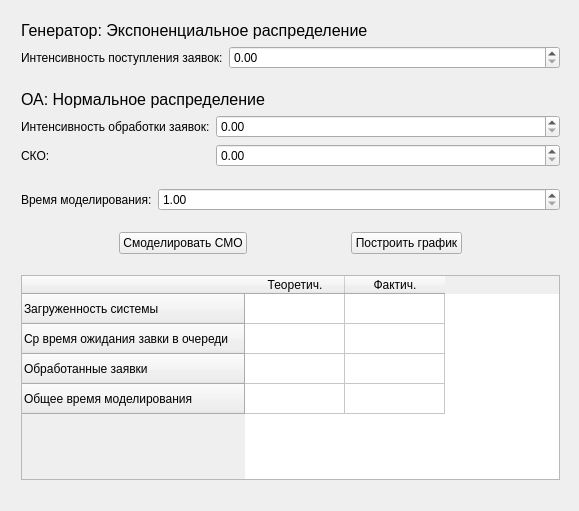
First picture: the form in lab_01/mainwindow.ui, repository platosha-git/Experiment-planning, before the edit.
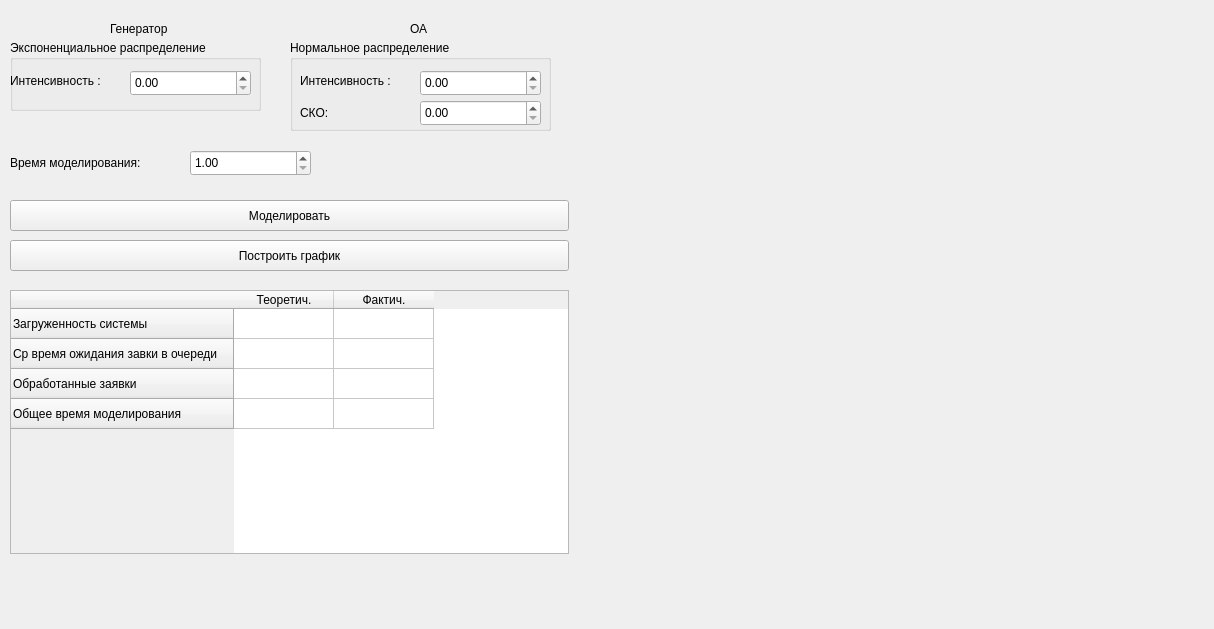
Second picture: the form after the edit.

Commit message: fixed interface with conditions

What changed in the file:
```diff
--- a/lab_01/mainwindow.ui
+++ b/lab_01/mainwindow.ui
@@ -6,161 +6,178 @@
    <rect>
     <x>0</x>
     <y>0</y>
-    <width>579</width>
-    <height>511</height>
+    <width>1214</width>
+    <height>629</height>
    </rect>
   </property>
   <property name="windowTitle">
    <string>MainWindow</string>
   </property>
   <widget class="QWidget" name="centralWidget">
-   <widget class="QWidget" name="verticalLayoutWidget_3">
+   <widget class="QGroupBox" name="groupBox">
     <property name="geometry">
      <rect>
       <x>10</x>
-      <y>10</y>
-      <width>561</width>
-      <height>481</height>
+      <y>40</y>
+      <width>251</width>
+      <height>71</height>
      </rect>
     </property>
-    <layout class="QVBoxLayout" name="verticalLayout_3">
-     <item>
-      <layout class="QVBoxLayout" name="verticalLayout">
-       <item>
-        <widget class="QLabel" name="label_6">
-         <property name="font">
-          <font>
-           <pointsize>12</pointsize>
-          </font>
-         </property>
-         <property name="text">
-          <string>Генератор: Экспоненциальное распределение</string>
-         </property>
-         <property name="wordWrap">
-          <bool>true</bool>
-         </property>
-        </widget>
-       </item>
-       <item>
-        <layout class="QFormLayout" name="formLayout">
-         <item row="0" column="0">
-          <widget class="QLabel" name="label_2">
-           <property name="text">
-            <string>Интенсивность поступления заявок:</string>
-           </property>
-           <property name="wordWrap">
-            <bool>false</bool>
-           </property>
-          </widget>
-         </item>
-         <item row="0" column="1">
+    <property name="title">
+     <string>Экспоненциальное распределение</string>
+    </property>
           <widget class="QDoubleSpinBox" name="spinbox_intensivity_gen">
+     <property name="geometry">
+      <rect>
+       <x>120</x>
+       <y>30</y>
+       <width>121</width>
+       <height>26</height>
+      </rect>
+     </property>
            <property name="maximum">
             <double>9999.989999999999782</double>
            </property>
           </widget>
-         </item>
-        </layout>
-       </item>
-      </layout>
-     </item>
-     <item>
-      <spacer name="verticalSpacer_3">
-       <property name="orientation">
-        <enum>Qt::Vertical</enum>
-       </property>
-       <property name="sizeType">
-        <enum>QSizePolicy::Fixed</enum>
-       </property>
-       <property name="sizeHint" stdset="0">
-        <size>
-         <width>20</width>
-         <height>15</height>
-        </size>
-       </property>
-      </spacer>
-     </item>
-     <item>
-      <layout class="QVBoxLayout" name="verticalLayout_2">
-       <item>
-        <widget class="QLabel" name="label_7">
-         <property name="font">
-          <font>
-           <pointsize>12</pointsize>
-          </font>
-         </property>
+    <widget class="QLabel" name="label_2">
+     <property name="geometry">
+      <rect>
+       <x>0</x>
+       <y>30</y>
+       <width>115</width>
+       <height>21</height>
+      </rect>
+     </property>
+     <property name="text">
+      <string>Интенсивность :</string>
+     </property>
+     <property name="wordWrap">
+      <bool>false</bool>
+     </property>
+    </widget>
+   </widget>
+   <widget class="QLabel" name="label">
+    <property name="geometry">
+     <rect>
+      <x>110</x>
+      <y>20</y>
+      <width>81</width>
+      <height>17</height>
+     </rect>
+    </property>
+    <property name="layoutDirection">
+     <enum>Qt::LeftToRight</enum>
+    </property>
          <property name="text">
-          <string>ОА: Нормальное распределение</string>
-         </property>
-         <property name="wordWrap">
-          <bool>true</bool>
-         </property>
-        </widget>
-       </item>
-       <item>
-        <layout class="QFormLayout" name="formLayout_2">
-         <item row="0" column="0">
-          <widget class="QLabel" name="label_3">
+     <string>Генератор</string>
+    </property>
+   </widget>
+   <widget class="QLabel" name="label_8">
+    <property name="geometry">
+     <rect>
+      <x>410</x>
+      <y>20</y>
+      <width>81</width>
+      <height>17</height>
+     </rect>
+    </property>
+    <property name="layoutDirection">
+     <enum>Qt::LeftToRight</enum>
+    </property>
+    <property name="text">
+     <string>ОА</string>
+    </property>
+   </widget>
+   <widget class="QGroupBox" name="groupBox_2">
+    <property name="geometry">
+     <rect>
+      <x>290</x>
+      <y>40</y>
+      <width>261</width>
+      <height>91</height>
+     </rect>
+    </property>
+    <property name="title">
+     <string>Нормальное распределение</string>
+    </property>
+    <widget class="QLabel" name="label_6">
+     <property name="geometry">
+      <rect>
+       <x>10</x>
+       <y>30</y>
+       <width>115</width>
+       <height>21</height>
+      </rect>
+     </property>
            <property name="text">
-            <string>Интенсивность обработки заявок:</string>
+      <string>Интенсивность :</string>
            </property>
            <property name="wordWrap">
             <bool>false</bool>
            </property>
           </widget>
-         </item>
-         <item row="0" column="1">
-          <widget class="QDoubleSpinBox" name="spinbox_intensivity_oa">
-           <property name="maximum">
-            <double>99999.990000000005239</double>
-           </property>
-          </widget>
-         </item>
-         <item row="1" column="0">
           <widget class="QLabel" name="label_4">
+     <property name="geometry">
+      <rect>
+       <x>10</x>
+       <y>60</y>
+       <width>34</width>
+       <height>26</height>
+      </rect>
+     </property>
            <property name="text">
             <string>СКО:</string>
            </property>
           </widget>
-         </item>
-         <item row="1" column="1">
+    <widget class="QDoubleSpinBox" name="spinbox_intensivity_oa">
+     <property name="geometry">
+      <rect>
+       <x>130</x>
+       <y>30</y>
+       <width>121</width>
+       <height>26</height>
+      </rect>
+     </property>
+     <property name="maximum">
+      <double>99999.990000000005239</double>
+     </property>
+    </widget>
+   </widget>
           <widget class="QDoubleSpinBox" name="spinbox_intensivity_oa_range">
+    <property name="geometry">
+     <rect>
+      <x>420</x>
+      <y>100</y>
+      <width>121</width>
+      <height>26</height>
+     </rect>
+    </property>
            <property name="maximum">
             <double>99999.990000000005239</double>
            </property>
           </widget>
-         </item>
-        </layout>
-       </item>
-      </layout>
-     </item>
-     <item>
-      <spacer name="verticalSpacer_4">
-       <property name="orientation">
-        <enum>Qt::Vertical</enum>
-       </property>
-       <property name="sizeType">
-        <enum>QSizePolicy::Fixed</enum>
-       </property>
-       <property name="sizeHint" stdset="0">
-        <size>
-         <width>20</width>
-         <height>15</height>
-        </size>
-       </property>
-      </spacer>
-     </item>
-     <item>
-      <layout class="QFormLayout" name="formLayout_3">
-       <item row="0" column="0">
         <widget class="QLabel" name="label_5">
+    <property name="geometry">
+     <rect>
+      <x>10</x>
+      <y>150</y>
+      <width>168</width>
+      <height>26</height>
+     </rect>
+    </property>
          <property name="text">
           <string>Время моделирования:</string>
          </property>
         </widget>
-       </item>
-       <item row="0" column="1">
         <widget class="QDoubleSpinBox" name="spinbox_time_model">
+    <property name="geometry">
+     <rect>
+      <x>190</x>
+      <y>150</y>
+      <width>121</width>
+      <height>26</height>
+     </rect>
+    </property>
          <property name="minimum">
           <double>1.000000000000000</double>
          </property>
@@ -168,100 +185,41 @@
           <double>99999999.989999994635582</double>
          </property>
         </widget>
-       </item>
-      </layout>
-     </item>
-     <item>
-      <spacer name="verticalSpacer_2">
-       <property name="orientation">
-        <enum>Qt::Vertical</enum>
-       </property>
-       <property name="sizeType">
-        <enum>QSizePolicy::Fixed</enum>
-       </property>
-       <property name="sizeHint" stdset="0">
-        <size>
-         <width>20</width>
-         <height>15</height>
-        </size>
-       </property>
-      </spacer>
-     </item>
-     <item>
-      <layout class="QHBoxLayout" name="horizontalLayout">
-       <item>
-        <spacer name="horizontalSpacer_2">
-         <property name="orientation">
-          <enum>Qt::Horizontal</enum>
-         </property>
-         <property name="sizeHint" stdset="0">
-          <size>
-           <width>40</width>
-           <height>20</height>
-          </size>
-         </property>
-        </spacer>
-       </item>
-       <item>
         <widget class="QPushButton" name="pushButton_model">
+    <property name="geometry">
+     <rect>
+      <x>10</x>
+      <y>200</y>
+      <width>559</width>
+      <height>31</height>
+     </rect>
+    </property>
          <property name="text">
-          <string>Смоделировать СМО</string>
-         </property>
-        </widget>
-       </item>
-       <item>
-        <spacer name="horizontalSpacer">
-         <property name="orientation">
-          <enum>Qt::Horizontal</enum>
-         </property>
-         <property name="sizeHint" stdset="0">
-          <size>
-           <width>40</width>
-           <height>20</height>
-          </size>
-         </property>
-        </spacer>
-       </item>
-       <item>
+     <string>Моделировать</string>
+    </property>
+   </widget>
         <widget class="QPushButton" name="pushButton_graph">
+    <property name="geometry">
+     <rect>
+      <x>10</x>
+      <y>240</y>
+      <width>559</width>
+      <height>31</height>
+     </rect>
+    </property>
          <property name="text">
           <string>Построить график</string>
          </property>
         </widget>
-       </item>
-       <item>
-        <spacer name="horizontalSpacer_3">
-         <property name="orientation">
-          <enum>Qt::Horizontal</enum>
-         </property>
-         <property name="sizeHint" stdset="0">
-          <size>
-           <width>40</width>
-           <height>20</height>
-          </size>
-         </property>
-        </spacer>
-       </item>
-      </layout>
-     </item>
-     <item>
-      <spacer name="verticalSpacer_5">
-       <property name="orientation">
-        <enum>Qt::Vertical</enum>
-       </property>
-       <property name="sizeType">
-        <enum>QSizePolicy::Fixed</enum>
-       </property>
-       <property name="sizeHint" stdset="0">
-        <size>
-         <width>20</width>
-         <height>15</height>
-        </size>
-       </property>
-      </spacer>
-     </item>
-     <item>
       <widget class="QTableWidget" name="tableWidget">
+    <property name="geometry">
+     <rect>
+      <x>10</x>
+      <y>290</y>
+      <width>559</width>
+      <height>264</height>
+     </rect>
+    </property>
        <row>
         <property name="text">
          <string>Загруженность системы</string>
@@ -292,9 +250,6 @@
          <string>Фактич.</string>
         </property>
        </column>
-      </widget>
-     </item>
-    </layout>
    </widget>
   </widget>
  </widget>
```
Lines whose indentation alone changed are shown as unchanged. The commit also changes 4 other files.
